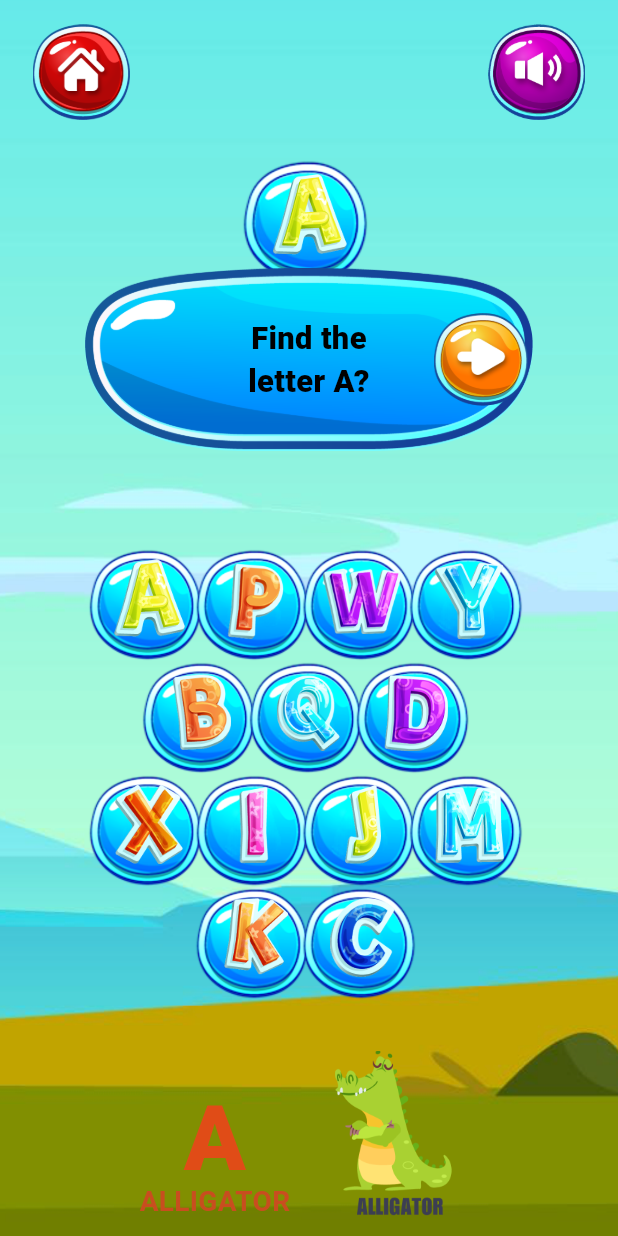
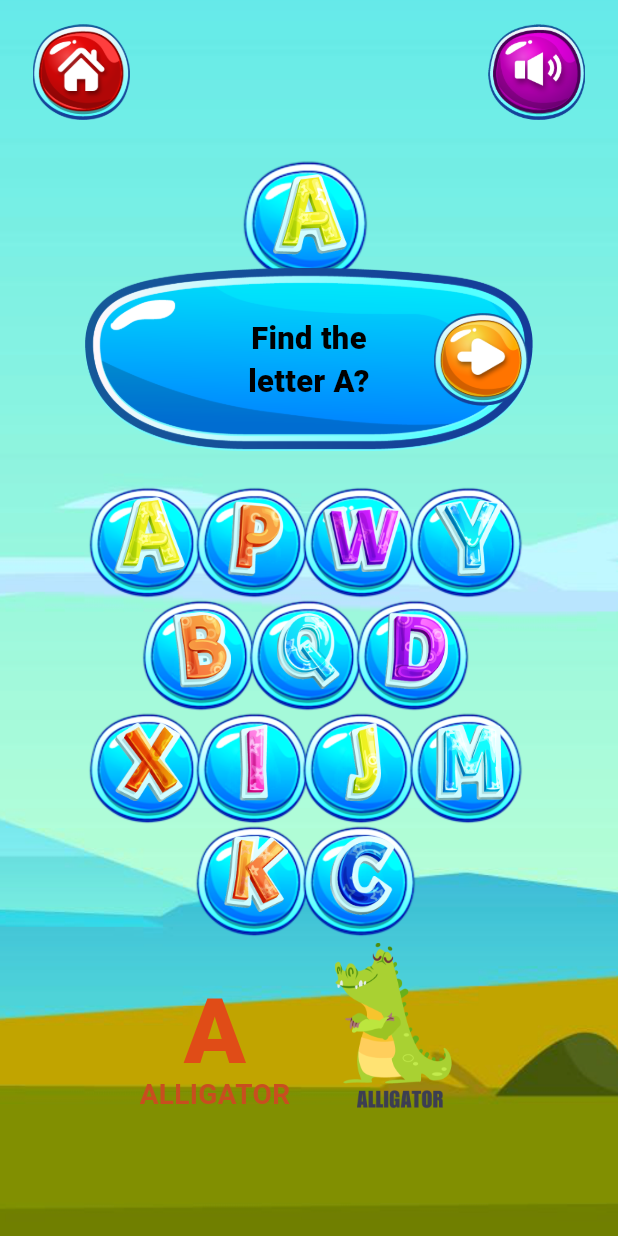
Before and after one commit to Mdkaifee/LearningAbc, a Flutter app: the FindLetterScreen screen opened directly, on a phone screen of 412 x 824 dp. Run offline on Flutter 3.47's test engine with Material 3 defaults, Android fonts, the phone set to English and light mode, and no system bars; our stand-ins replace audioplayers, video_player; Roboto replaces fonts that are missing (Avenir).

Commit message:
Initial commit

```diff
--- a/lib/screens/modules/find_letter_screen.dart
+++ b/lib/screens/modules/find_letter_screen.dart
@@ -72,53 +72,27 @@ class _FindLetterScreenState extends State<FindLetterScreen> {
                       _topBar(scale),
                       SizedBox(height: 2 * scale),
                       _header(scale, contentWidth),
-                      SizedBox(height: 8 * scale),
+                      SizedBox(height: 2 * scale),
                       Expanded(
-                        child: _bubbleGrid(
+                        child: Align(
+                          alignment: Alignment.topCenter,
+                          child: Column(
+                            mainAxisSize: MainAxisSize.min,
+                            children: [
+                              _bubbleGrid(
                                 scale: scale,
                                 contentWidth: contentWidth,
                               ),
-                      ),
-                      SizedBox(height: 2 * scale),
-                      Row(
-                        mainAxisAlignment: MainAxisAlignment.center,
-                        crossAxisAlignment: CrossAxisAlignment.end,
-                        children: [
-                          Flexible(
-                            child: Column(
-                              mainAxisSize: MainAxisSize.min,
-                              children: [
-                                Text(
-                                  _currentLetter,
-                                  style: TextStyle(
-                                    fontSize: 62 * scale,
-                                    fontWeight: FontWeight.w900,
-                                    color: const Color(0xFFE04C17),
-                                    height: 0.9,
-                                  ),
-                                ),
-                                Text(
-                                  animalLabel,
-                                  maxLines: 1,
-                                  overflow: TextOverflow.ellipsis,
-                                  style: TextStyle(
-                                    fontSize: 19 * scale,
-                                    color: const Color(0xFFC84E1F),
-                                    fontWeight: FontWeight.w600,
-                                  ),
+                              SizedBox(height: 8 * scale),
+                              _animalFooter(
+                                scale: scale,
+                                animalLabel: animalLabel,
+                                animalImage: animalImage,
                               ),
                             ],
                           ),
                         ),
-                          SizedBox(width: 12 * scale),
-                          AppAssetImage(
-                            animalImage,
-                            width: 116 * scale,
-                            height: 116 * scale,
                       ),
-                        ],
-                      ),
-                      SizedBox(height: 2 * scale),
                     ],
                   ),
                 );
@@ -215,6 +189,51 @@ class _FindLetterScreenState extends State<FindLetterScreen> {
               ],
             ),
           ),
+        ),
+      ],
+    );
+  }
+
+  Widget _animalFooter({
+    required double scale,
+    required String animalLabel,
+    required String animalImage,
+  }) {
+    return Row(
+      mainAxisAlignment: MainAxisAlignment.center,
+      crossAxisAlignment: CrossAxisAlignment.end,
+      children: [
+        Flexible(
+          child: Column(
+            mainAxisSize: MainAxisSize.min,
+            children: [
+              Text(
+                _currentLetter,
+                style: TextStyle(
+                  fontSize: 62 * scale,
+                  fontWeight: FontWeight.w900,
+                  color: const Color(0xFFE04C17),
+                  height: 0.9,
+                ),
+              ),
+              Text(
+                animalLabel,
+                maxLines: 1,
+                overflow: TextOverflow.ellipsis,
+                style: TextStyle(
+                  fontSize: 19 * scale,
+                  color: const Color(0xFFC84E1F),
+                  fontWeight: FontWeight.w600,
+                ),
+              ),
+            ],
+          ),
+        ),
+        SizedBox(width: 12 * scale),
+        AppAssetImage(
+          animalImage,
+          width: 116 * scale,
+          height: 116 * scale,
         ),
       ],
     );
```
Lines whose indentation alone changed are shown as unchanged.
